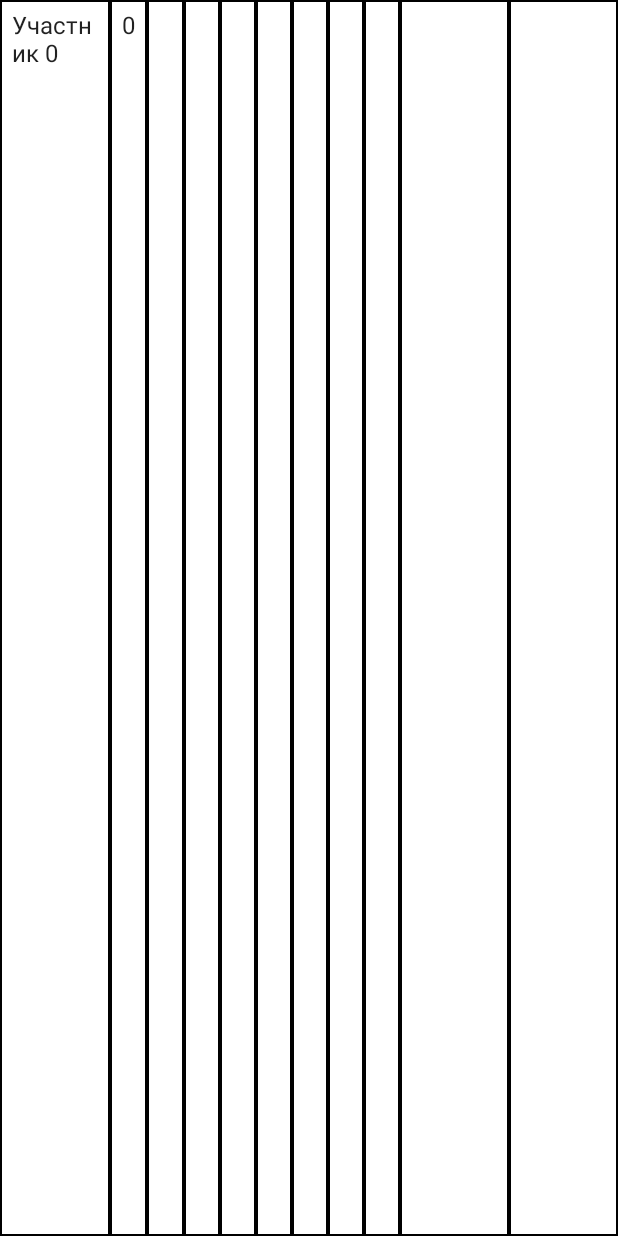
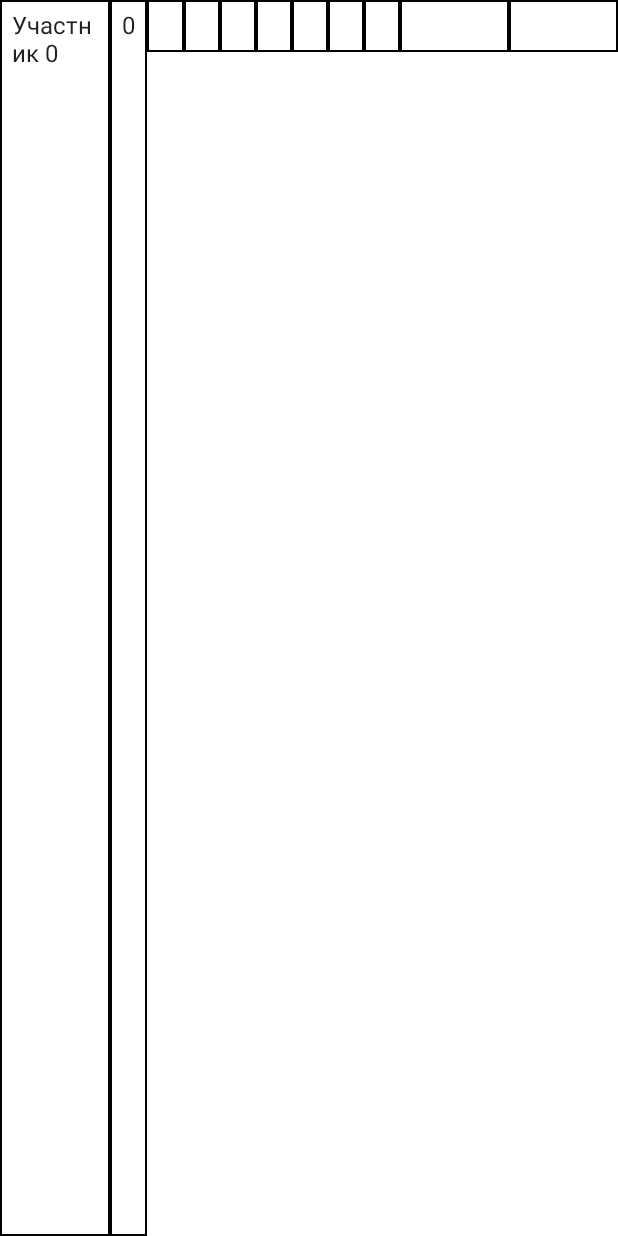
Before and after one commit to ispite/TestTaskInspirationPoint, an Android app built with Jetpack Compose: the composable CreateRow called with empty values, on a phone screen of 412 x 824 dp. Run offline under Robolectric (Android 15) with nearby library versions, the phone set to English and light mode, and no system bars.

Commit message:
changed Text to BasicTextField

```diff
--- a/app/src/main/java/com/example/testtaskinspirationpoint/ComposableExtensions.kt
+++ b/app/src/main/java/com/example/testtaskinspirationpoint/ComposableExtensions.kt
@@ -4,10 +4,16 @@ import androidx.compose.foundation.border
 import androidx.compose.foundation.layout.RowScope
 import androidx.compose.foundation.layout.fillMaxHeight
 import androidx.compose.foundation.layout.padding
+import androidx.compose.foundation.text.BasicTextField
+import androidx.compose.foundation.text.KeyboardOptions
 import androidx.compose.material.Text
 import androidx.compose.runtime.Composable
+import androidx.compose.runtime.mutableStateOf
+import androidx.compose.runtime.remember
 import androidx.compose.ui.Modifier
 import androidx.compose.ui.graphics.Color
+import androidx.compose.ui.text.input.ImeAction
+import androidx.compose.ui.text.input.KeyboardType
 import androidx.compose.ui.unit.dp
 
 @Composable
@@ -21,3 +27,27 @@ fun RowScope.TableCell(modifier: Modifier = Modifier, text: String, weight: Floa
             .padding(8.dp)
     )
 }
+
+@Composable
+fun RowScope.EditableTableCell(modifier: Modifier = Modifier, text: String = "", weight: Float) {
+    val message = remember { mutableStateOf("") }
+
+    val enabled = true
+    val singleLine = true
+
+    BasicTextField(
+        value = message.value,
+        onValueChange = { newText -> message.value = newText },
+        modifier = modifier
+            .border(1.dp, Color.Black)
+            .weight(weight)
+            .padding(start = 8.dp, top = 9.5.dp, bottom = 9.dp, end = 8.dp),
+        // internal implementation of the BasicTextField will dispatch focus events
+        enabled = enabled,
+        singleLine = singleLine,
+        keyboardOptions = KeyboardOptions(
+            keyboardType = KeyboardType.Number,
+            imeAction = ImeAction.Next
+        )
+    )
+}
--- a/app/src/main/java/com/example/testtaskinspirationpoint/MainActivity.kt
+++ b/app/src/main/java/com/example/testtaskinspirationpoint/MainActivity.kt
@@ -77,23 +77,12 @@ fun CreateRow(modifier: Modifier = Modifier, ordinal: Int, count: Int = 7) {
         TableCell(modifier, text = "$ordinal", weight = 0.1f)
         for (i in 1..count) {
             if (i == ordinal) TableCell(modifier.background(Color.Black), text = "", weight = 0.1f)
-            else TableCell(modifier, text = "", weight = 0.1f)
+            else EditableTableCell(modifier, text = "", weight = 0.1f)
         }
-        TableCell(modifier, text = "", weight = 0.3f)
-        TableCell(modifier, text = "", weight = 0.3f)
+        EditableTableCell(modifier, text = "", weight = 0.3f)
+        EditableTableCell(modifier, text = "", weight = 0.3f)
     }
 }
-
-/*@Composable
-fun CreateTable(modifier: Modifier = Modifier, count: Int = 7) {
-    Row(
-        modifier
-    ) {
-        for (i in 1..count) {
-            CreateRow(ordinal = i)
-        }
-    }
-}*/
 
 @Preview(showBackground = true, widthDp = 640)
 @Composable
```
